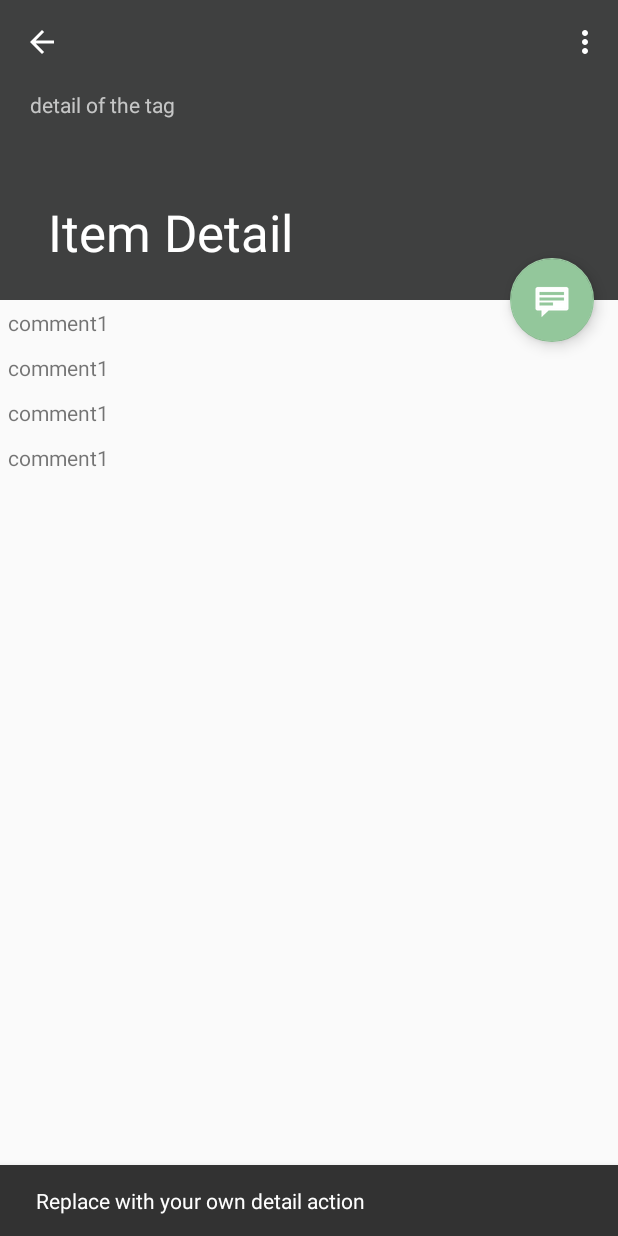
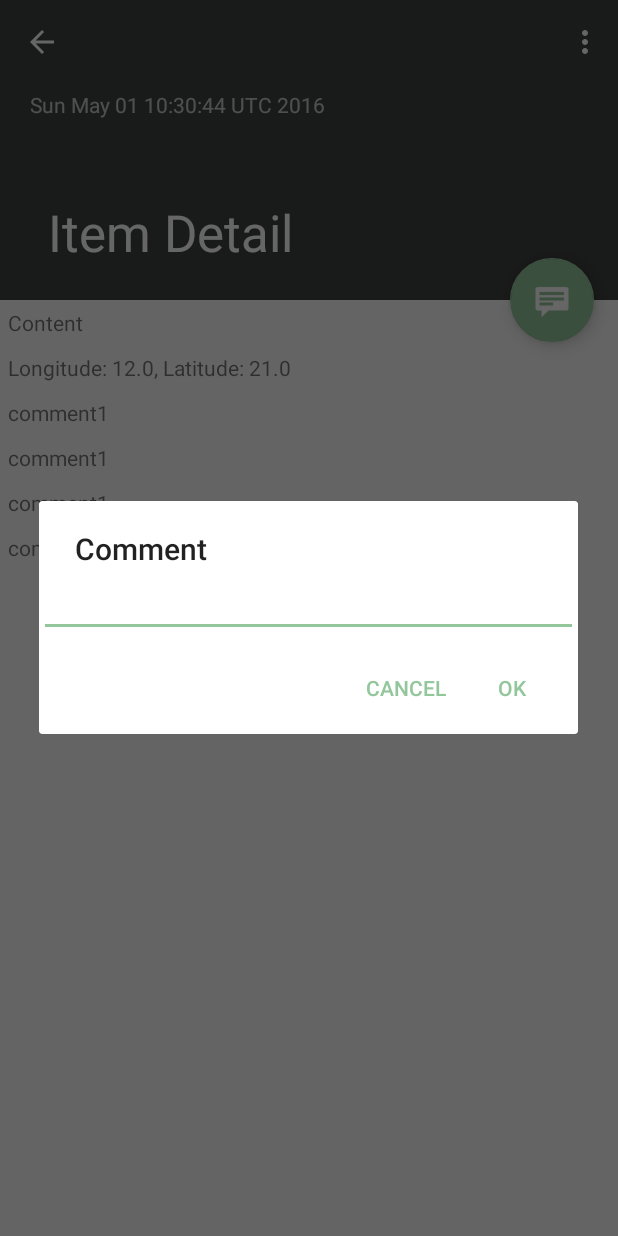
Before and after one commit to chenxingyu-cs/IHere, an Android app: the ItagDetailActivity screen opened directly, with no data from a screen before it, after a tap on an icon or button, on a phone screen of 412 x 824 dp. Run offline under Robolectric (Android 15) with nearby library versions, the phone set to English and light mode, and no system bars; 1 statement that could not run was skipped.

Commit message:
add history and some..detail.. add comment input

```diff
--- a/app/src/main/java/cmu/sv/flubber/ihere/ui/ItagDetailActivity.java
+++ b/app/src/main/java/cmu/sv/flubber/ihere/ui/ItagDetailActivity.java
@@ -1,5 +1,6 @@
 package cmu.sv.flubber.ihere.ui;
 
+import android.content.DialogInterface;
 import android.content.Intent;
 import android.os.Bundle;
 import android.support.design.widget.FloatingActionButton;
@@ -8,13 +9,19 @@ import android.support.design.widget.Snackbar;
 import android.support.v4.view.GravityCompat;
 import android.support.v4.widget.DrawerLayout;
 import android.support.v7.app.ActionBarDrawerToggle;
+import android.support.v7.app.AlertDialog;
 import android.support.v7.widget.Toolbar;
+import android.text.InputType;
 import android.view.View;
 import android.support.v7.app.AppCompatActivity;
 import android.support.v7.app.ActionBar;
 import android.view.MenuItem;
+import android.widget.EditText;
+import android.widget.TextView;
+import android.widget.Toast;
 
 import cmu.sv.flubber.ihere.R;
+import cmu.sv.flubber.ihere.entities.ITag;
 
 /**
  * An activity representing a single Item detail screen. This
@@ -23,6 +30,9 @@ import cmu.sv.flubber.ihere.R;
  * in a {@link HistoryActivity}.
  */
 public class ItagDetailActivity extends HomeActivity {
+
+    private ITag mItem;
+    private String m_Text = "";
 
     @Override
     protected void onCreate(Bundle savedInstanceState) {
@@ -42,12 +52,12 @@ public class ItagDetailActivity extends HomeActivity {
 
         FloatingActionButton fab = (FloatingActionButton) findViewById(R.id.fab);
         fab.setOnClickListener(new View.OnClickListener() {
-            @Override
-            public void onClick(View view) {
-                Snackbar.make(view, "Replace with your own detail action", Snackbar.LENGTH_LONG)
-                        .setAction("Action", null).show();
-            }
-        });
+                                   @Override
+                                   public void onClick(View view) {
+                                       onFloatClick(view);
+                                   }
+                               }
+        );
 
         // Show the Up button in the action bar.
         ActionBar actionBar = getSupportActionBar();
@@ -55,7 +65,48 @@ public class ItagDetailActivity extends HomeActivity {
             actionBar.setDisplayHomeAsUpEnabled(true);
         }
 
+        int itagid = getIntent().getExtras().getInt(ItagDetailFragment.ARG_ITEM_ID);
+        String sitagid = String.valueOf(itagid);
+        mItem = HistoryContent.ITEM_MAP.get(sitagid);
+        if (mItem != null) {
+            ((TextView) findViewById(R.id.detail_content)).setText(mItem.getContent().toString());
+            String loc = "Longitude: " + mItem.getLongitude() + ", Latitude: " + mItem.getLatitude();
+            ((TextView) findViewById(R.id.detail_location)).setText(loc);
 
+            // Date on the top
+            ((TextView) findViewById(R.id.detail_top)).setText(mItem.getDate().toString());
+        }
+
+    }
+
+
+    private void onFloatClick(View v) {
+        AlertDialog.Builder builder = new AlertDialog.Builder(this);
+        builder.setTitle("Comment");
+
+        // Set up the input
+        final EditText input = new EditText(this);
+        // Specify the type of input expected; this, for example, sets the input as a password, and will mask the text
+        input.setInputType(InputType.TYPE_CLASS_TEXT | InputType.TYPE_TEXT_VARIATION_PASSWORD);
+        builder.setView(input);
+
+        // Set up the buttons
+        builder.setPositiveButton("OK", new DialogInterface.OnClickListener() {
+            @Override
+            public void onClick(DialogInterface dialog, int which) {
+                // TODO: add comment here
+                m_Text = input.getText().toString();
+                Toast.makeText(getBaseContext(), m_Text, Toast.LENGTH_LONG).show();
+            }
+        });
+        builder.setNegativeButton("Cancel", new DialogInterface.OnClickListener() {
+            @Override
+            public void onClick(DialogInterface dialog, int which) {
+                dialog.cancel();
+            }
+        });
+
+        builder.show();
     }
 
     @Override
--- a/app/src/main/java/cmu/sv/flubber/ihere/ui/ItagDetailFragment.java
+++ b/app/src/main/java/cmu/sv/flubber/ihere/ui/ItagDetailFragment.java
@@ -63,6 +63,10 @@ public class ItagDetailFragment extends Fragment {
         // Show the dummy content as text in a TextView.
         if (mItem != null) {
             ((TextView) rootView.findViewById(R.id.item_detail)).setText(mItem.getComments().toString());
+            ((TextView) rootView.findViewById(R.id.detail_content)).setText(mItem.getContent().toString());
+            String loc = "Longitude: " + mItem.getLongitude() + ", Latitude: " + mItem.getLatitude();
+            ((TextView) rootView.findViewById(R.id.detail_location)).setText(loc);
+            ((TextView) rootView.findViewById(R.id.detail_top)).setText(mItem.getDate().toString());
         }
 
         return rootView;
--- a/app/src/main/res/layout/app_bar_item_detail.xml
+++ b/app/src/main/res/layout/app_bar_item_detail.xml
@@ -25,6 +25,7 @@
             <TextView
                 android:layout_width="match_parent"
                 android:layout_height="wrap_content"
+                android:id="@+id/detail_top"
                 android:paddingTop="60dp"
                 android:paddingLeft="20dp"
                 android:paddingRight="10dp"
@@ -50,6 +51,23 @@
         <TableLayout
             android:layout_width="match_parent"
             android:layout_height="match_parent">
+
+
+            <TableRow
+                android:layout_width="wrap_content"
+                android:layout_height="wrap_content"
+                android:padding="5dip" >
+            <TextView
+                android:id="@+id/detail_content"/>
+            </TableRow>
+
+            <TableRow
+                android:layout_width="wrap_content"
+                android:layout_height="wrap_content"
+                android:padding="5dip" >
+                <TextView
+                    android:id="@+id/detail_location"/>
+            </TableRow>
 
 
             <TableRow
```
Also changed, not shown: app/src/main/java/cmu/sv/flubber/ihere/ui/HistoryActivity.java (+24 -3 lines).
